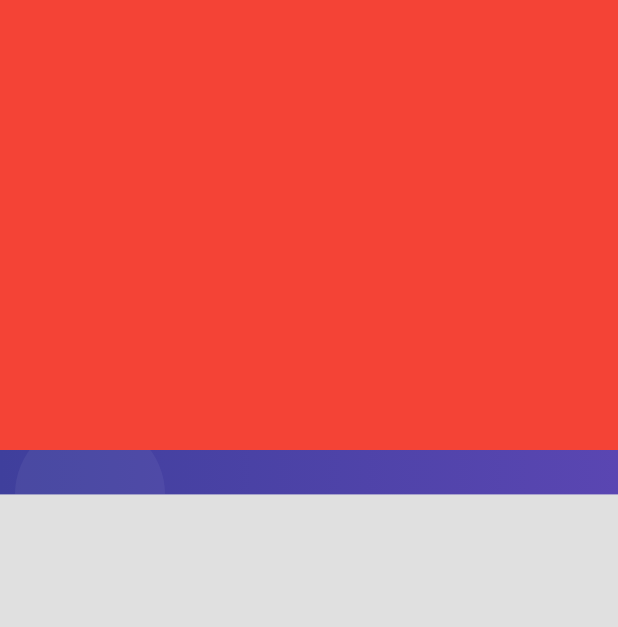
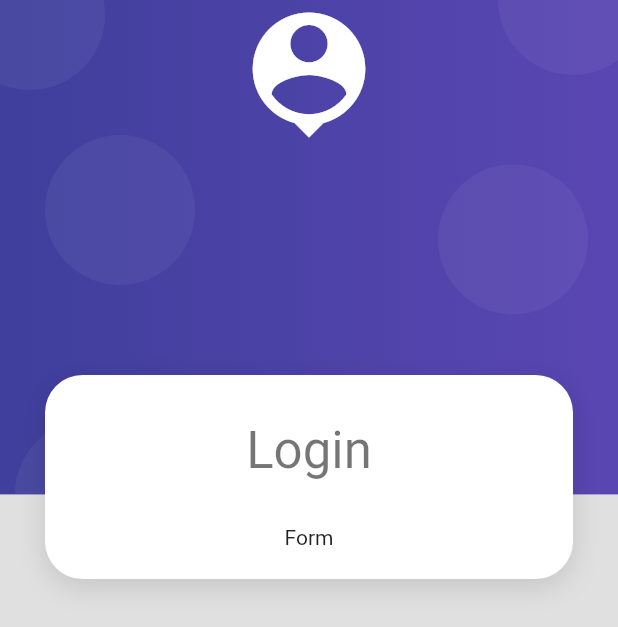
Before and after one commit to dtlucho/flutter_products, a Flutter app: the screen it shows after launch, on a phone screen of 412 x 824 dp. Shown: the top 627 px of the screen. Run offline on Flutter 3.47's test engine with Material 2 defaults, Android fonts, the phone set to English and light mode, and no system bars.

Commit message:
using card container widget

```diff
--- a/lib/screens/login_screen.dart
+++ b/lib/screens/login_screen.dart
@@ -8,10 +8,22 @@ class LoginScreen extends StatelessWidget {
   Widget build(BuildContext context) {
     return Scaffold(
       body: AuthBackground(
-        child: Container(
-          width: double.infinity,
-          height: 300,
-          color: Colors.red,
+        child: SingleChildScrollView(
+          child: Column(
+            children: [
+              const SizedBox(height: 250),
+              CardContainer(
+                child: Column(
+                  children: [
+                    const SizedBox(height: 10),
+                    Text("Login", style: Theme.of(context).textTheme.headline4),
+                    const SizedBox(height: 30),
+                    const Text("Form"),
+                  ],
+                ),
+              ),
+            ],
+          ),
         ),
       ),
     );
```
